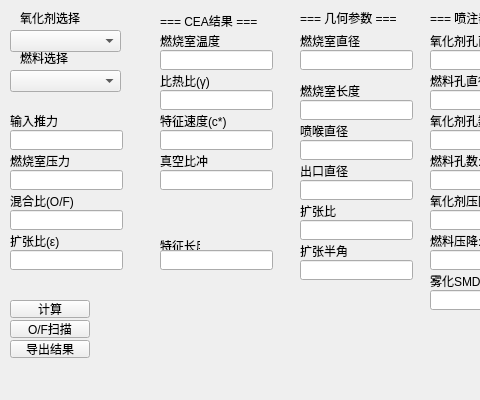
First picture: the form in mainwindow.ui, repository MCKN007/rocket_design-program, before the edit; both pictures show x 0 to 480 and y 0 to 400 of the 800 by 600 pixel window.
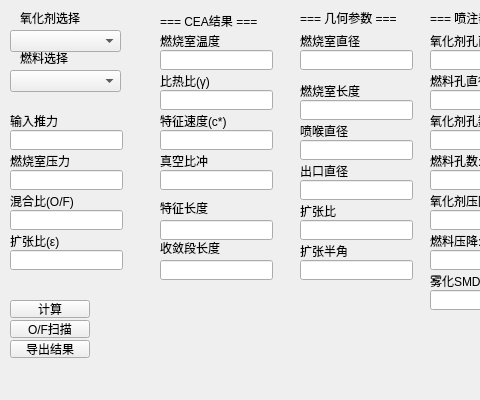
Second picture: the form after the edit. Custom widgets are drawn as their Qt base class.

```diff
--- a/mainwindow.ui
+++ b/mainwindow.ui
@@ -740,9 +740,9 @@
     <property name="geometry">
      <rect>
       <x>160</x>
-      <y>240</y>
-      <width>40</width>
-      <height>12</height>
+      <y>200</y>
+      <width>111</width>
+      <height>16</height>
      </rect>
     </property>
     <property name="text">
@@ -753,7 +753,30 @@
     <property name="geometry">
      <rect>
       <x>160</x>
-      <y>250</y>
+      <y>220</y>
+      <width>113</width>
+      <height>20</height>
+     </rect>
+    </property>
+   </widget>
+   <widget class="QLabel" name="label_29">
+    <property name="geometry">
+     <rect>
+      <x>160</x>
+      <y>240</y>
+      <width>81</width>
+      <height>16</height>
+     </rect>
+    </property>
+    <property name="text">
+     <string>收敛段长度</string>
+    </property>
+   </widget>
+   <widget class="QLineEdit" name="lineEdit_shoulian_long">
+    <property name="geometry">
+     <rect>
+      <x>160</x>
+      <y>260</y>
       <width>113</width>
       <height>20</height>
      </rect>
```
Left out of the diff: 2 changed lines with no effect on the pictures.
